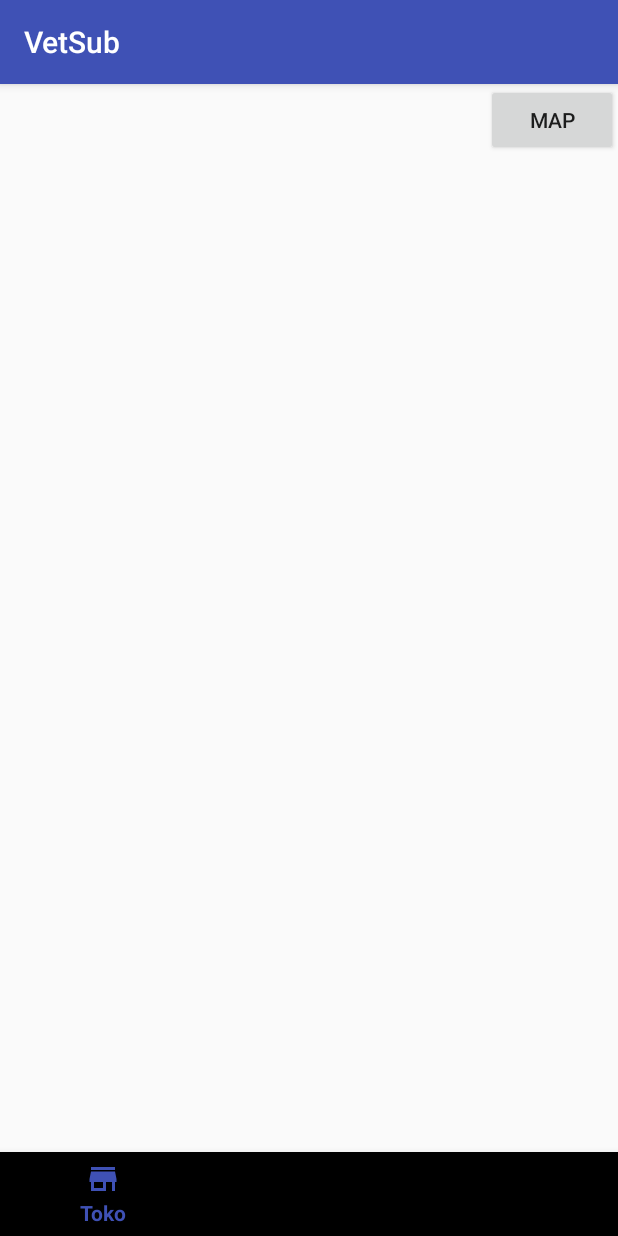
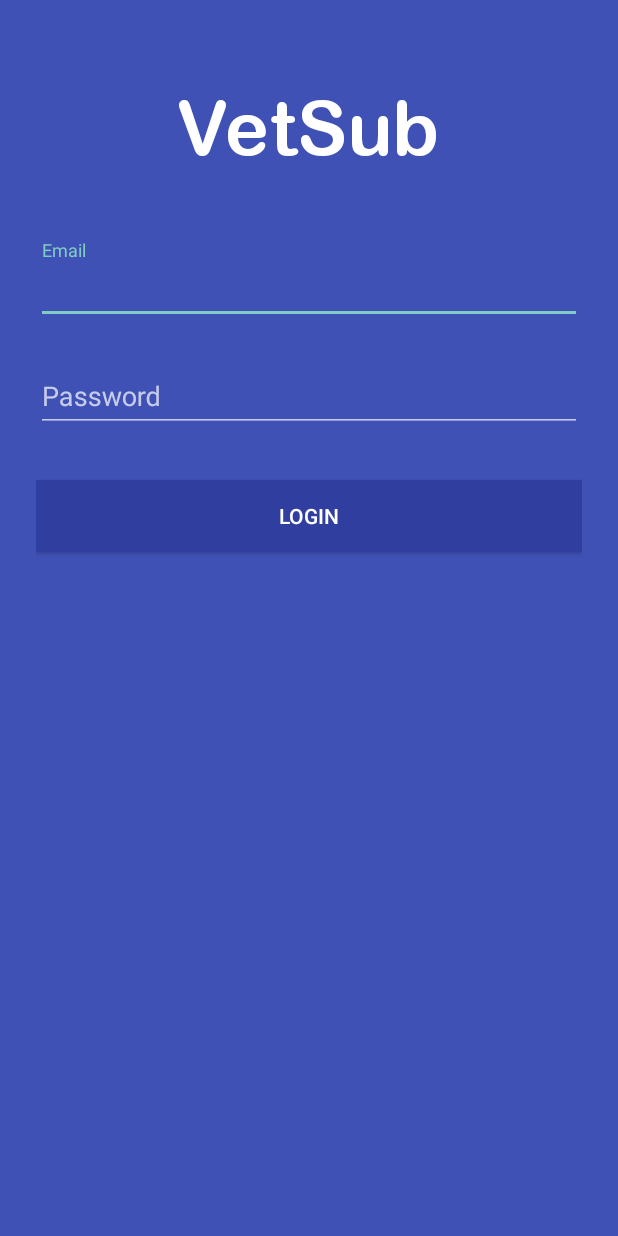
Before and after one commit to swaraadam/VetSub, an Android app: the screen it shows after launch (MainActivity before the commit, LoginActivity after it), on a phone screen of 412 x 824 dp. Run offline under Robolectric (Android 15) with nearby library versions, the phone set to English and light mode, and no system bars.

Commit message:
login layout

```diff
--- a/app/src/main/AndroidManifest.xml
+++ b/app/src/main/AndroidManifest.xml
@@ -21,11 +21,6 @@
         <activity
             android:name=".activity.MainActivity"
             android:label="@string/app_name">
-            <intent-filter>
-                <action android:name="android.intent.action.MAIN" />
-
-                <category android:name="android.intent.category.LAUNCHER" />
-            </intent-filter>
         </activity>
         <!--
              The API key for Google Maps-based APIs is defined as a string resource.
@@ -45,7 +40,16 @@
         <activity
             android:name=".activity.MapsActivityDokter"
             android:label="@string/title_activity_maps_dokter" />
-        <activity android:name=".activity.ProfileActivityToko"></activity>
+        <activity android:name=".activity.ProfileActivityToko" />
+        <activity
+            android:name=".activity.LoginActivity"
+            android:theme="@style/Theme.AppCompat.NoActionBar">
+            <intent-filter>
+                <action android:name="android.intent.action.MAIN" />
+
+                <category android:name="android.intent.category.LAUNCHER" />
+            </intent-filter>
+        </activity>
     </application>
 
 </manifest>
--- /dev/null
+++ b/app/src/main/java/muhammad/shulhi/muhibush/vetsub/activity/LoginActivity.java
@@ -0,0 +1,15 @@
+package muhammad.shulhi.muhibush.vetsub.activity;
+
+import android.support.v7.app.AppCompatActivity;
+import android.os.Bundle;
+
+import muhammad.shulhi.muhibush.vetsub.R;
+
+public class LoginActivity extends AppCompatActivity {
+
+    @Override
+    protected void onCreate(Bundle savedInstanceState) {
+        super.onCreate(savedInstanceState);
+        setContentView(R.layout.activity_login);
+    }
+}
--- a/app/src/main/res/drawable/ic_map.xml
+++ b/app/src/main/res/drawable/ic_map.xml
@@ -4,6 +4,6 @@
         android:viewportWidth="24.0"
         android:viewportHeight="24.0">
     <path
-        android:fillColor="#FF000000"
+        android:fillColor="#fff"
         android:pathData="M20.5,3l-0.16,0.03L15,5.1 9,3 3.36,4.9c-0.21,0.07 -0.36,0.25 -0.36,0.48V20.5c0,0.28 0.22,0.5 0.5,0.5l0.16,-0.03L9,18.9l6,2.1 5.64,-1.9c0.21,-0.07 0.36,-0.25 0.36,-0.48V3.5c0,-0.28 -0.22,-0.5 -0.5,-0.5zM15,19l-6,-2.11V5l6,2.11V19z"/>
 </vector>
--- /dev/null
+++ b/app/src/main/res/layout/activity_login.xml
@@ -0,0 +1,74 @@
+<?xml version="1.0" encoding="utf-8"?>
+<ScrollView xmlns:android="http://schemas.android.com/apk/res/android"
+    xmlns:app="http://schemas.android.com/apk/res-auto"
+    xmlns:tools="http://schemas.android.com/tools"
+    android:layout_width="match_parent"
+    android:layout_height="match_parent"
+    android:background="@color/colorPrimary"
+    tools:context=".activity.LoginActivity">
+    <LinearLayout
+        android:orientation="vertical"
+        android:layout_width="match_parent"
+        android:layout_height="wrap_content"
+        android:paddingTop="56dp"
+        android:paddingLeft="24dp"
+        android:paddingRight="24dp">
+
+        <TextView
+            android:layout_width="wrap_content"
+            android:layout_height="72dp"
+            android:layout_marginBottom="24dp"
+            android:text="VetSub"
+            android:textColor="@android:color/white"
+            android:fontFamily="@font/arialround"
+            android:textSize="50dp"
+            android:layout_gravity="center_horizontal" />
+
+        <!-- Email Label -->
+        <android.support.design.widget.TextInputLayout
+            android:layout_width="match_parent"
+            android:layout_height="wrap_content"
+            android:layout_marginTop="8dp"
+            android:layout_marginBottom="8dp">
+            <EditText android:id="@+id/input_email"
+                android:layout_width="match_parent"
+                android:layout_height="wrap_content"
+                android:inputType="textEmailAddress"
+                android:hint="Email" />
+        </android.support.design.widget.TextInputLayout>
+
+        <!-- Password Label -->
+        <android.support.design.widget.TextInputLayout
+            android:layout_width="match_parent"
+            android:layout_height="wrap_content"
+            android:layout_marginTop="8dp"
+            android:layout_marginBottom="8dp">
+            <EditText android:id="@+id/input_password"
+                android:layout_width="match_parent"
+                android:layout_height="wrap_content"
+                android:inputType="textPassword"
+                android:hint="Password"/>
+        </android.support.design.widget.TextInputLayout>
+
+        <android.support.v7.widget.AppCompatButton
+            android:id="@+id/btn_login"
+            android:layout_width="fill_parent"
+            android:layout_height="wrap_content"
+            android:background="@color/colorPrimaryDark"
+            android:textColor="@android:color/white"
+            android:layout_marginTop="24dp"
+            android:layout_marginBottom="24dp"
+            android:padding="12dp"
+            android:text="Login"/>
+
+        <TextView android:id="@+id/link_signup"
+            android:visibility="gone"
+            android:layout_width="fill_parent"
+            android:layout_height="wrap_content"
+            android:layout_marginBottom="24dp"
+            android:text="No account yet? Create one"
+            android:gravity="center"
+            android:textSize="16dip"/>
+
+    </LinearLayout>
+</ScrollView>
--- a/app/src/main/res/layout/fragment_dokter.xml
+++ b/app/src/main/res/layout/fragment_dokter.xml
@@ -19,15 +19,7 @@
             android:layout_marginRight="12dp"
             android:clipToPadding="false">
         </android.support.v7.widget.RecyclerView>
-        <ImageView
-            android:id="@+id/iv_map"
-            android:src="@drawable/ic_map"
-            android:layout_width="50dp"
-            android:layout_height="50dp"
-            android:layout_alignParentEnd="true"
-            android:text="map"/>
         <Button
-            android:visibility="gone"
             android:id="@+id/bt_map"
             android:layout_width="wrap_content"
             android:layout_height="wrap_content"
```
Also changed, not shown: app/src/main/res/font/arialround.TTF (added).
